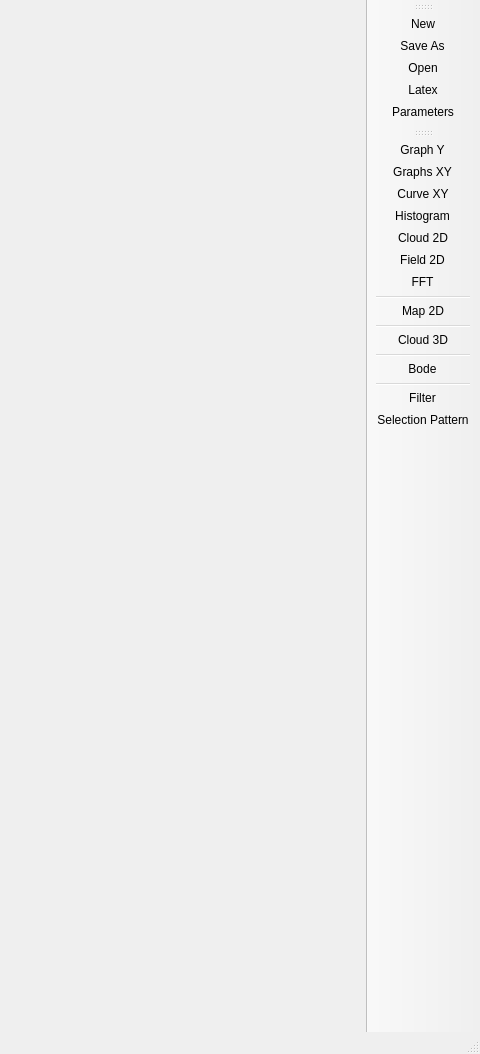
Above: mainwindow.ui from gobelin88/graphy before the change; both pictures show x 528 to 1008 and y 0 to 1054 of the 1008 by 1054 pixel window. Below: the same form after it.
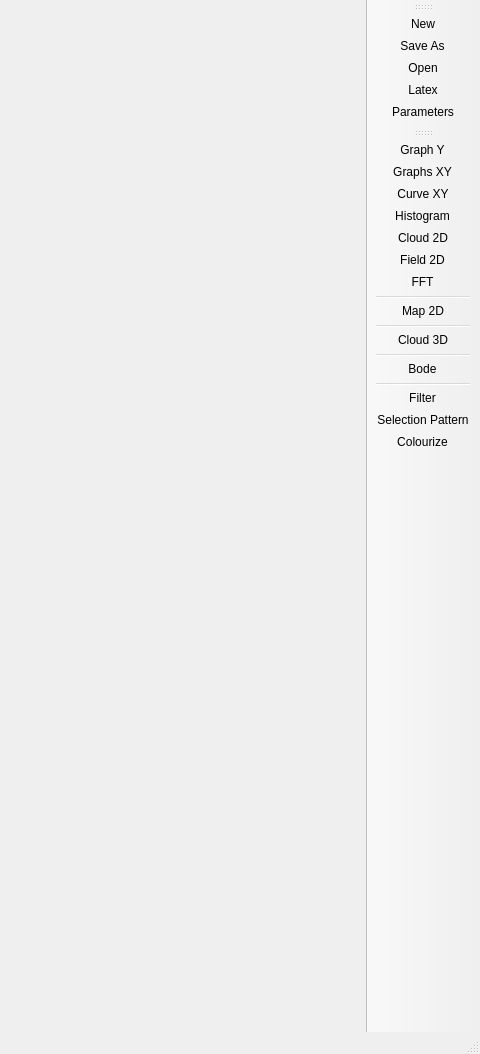
That is the form after the change. Icons and pictures are not drawn.

```diff
--- a/mainwindow.ui
+++ b/mainwindow.ui
@@ -84,6 +84,7 @@
    <addaction name="separator"/>
    <addaction name="actionFilter"/>
    <addaction name="actionSelection_Pattern"/>
+   <addaction name="actionColourize"/>
   </widget>
   <action name="actionOpen">
    <property name="icon">
@@ -315,6 +316,15 @@
     <string>Selection pattern</string>
    </property>
   </action>
+  <action name="actionColourize">
+   <property name="icon">
+    <iconset resource="rsc.qrc">
+     <normaloff>:/img/icons/colourise.png</normaloff>:/img/icons/colourise.png</iconset>
+   </property>
+   <property name="text">
+    <string>Colourize</string>
+   </property>
+  </action>
  </widget>
  <layoutdefault spacing="6" margin="11"/>
  <resources>
```
